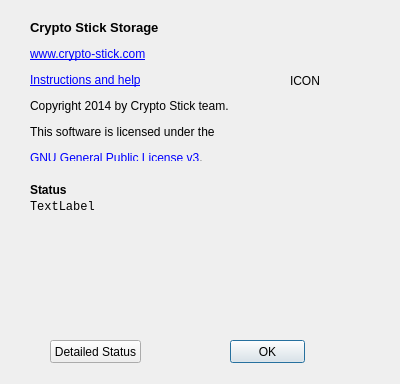
Above: aboutdialog.ui from Nitrokey/nitrokey-app before the change. Below: the same form after it.
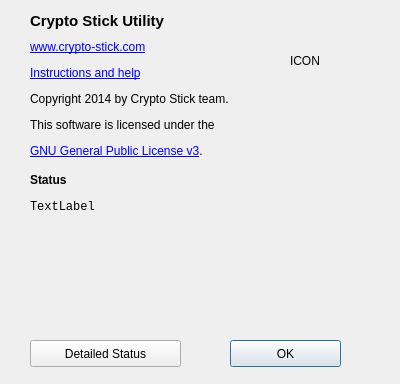
That is the form after the change. Icons and pictures are not drawn.

Diff of the .ui file:
```diff
--- a/aboutdialog.ui
+++ b/aboutdialog.ui
@@ -22,8 +22,8 @@
     <rect>
      <x>230</x>
      <y>340</y>
-     <width>75</width>
-     <height>23</height>
+     <width>111</width>
+     <height>27</height>
     </rect>
    </property>
    <property name="text">
@@ -34,13 +34,13 @@
    <property name="geometry">
     <rect>
      <x>30</x>
-     <y>20</y>
+     <y>40</y>
      <width>321</width>
-     <height>141</height>
+     <height>121</height>
     </rect>
    </property>
    <property name="text">
-    <string>&lt;html&gt;&lt;head/&gt;&lt;body&gt;&lt;p&gt;&lt;span style=&quot; font-size:10pt; font-weight:600;&quot;&gt;Crypto Stick Storage&lt;/span&gt;&lt;/p&gt;&lt;p&gt;&lt;a href=&quot;www.crypto-stick.com&quot;&gt;&lt;span style=&quot; text-decoration: underline; color:#0000ff;&quot;&gt;www.crypto-stick.com&lt;/span&gt;&lt;/a&gt;&lt;/p&gt;&lt;p&gt;&lt;a href=&quot;https://crypto-stick.com/start&quot;&gt;&lt;span style=&quot; text-decoration: underline; color:#0000ff;&quot;&gt;Instructions and help&lt;/span&gt;&lt;/a&gt;&lt;/p&gt;&lt;p&gt;Copyright 2014 by Crypto Stick team. &lt;/p&gt;&lt;p&gt;This software is licensed under the&lt;/p&gt;&lt;p&gt;&lt;a href=&quot;http://www.gnu.org/licenses/&quot;&gt;&lt;span style=&quot; text-decoration: underline; color:#0000ff;&quot;&gt;GNU General Public License v3&lt;/span&gt;&lt;/a&gt;.&lt;/p&gt;&lt;/body&gt;&lt;/html&gt;</string>
+    <string>&lt;html&gt;&lt;head/&gt;&lt;body&gt;&lt;p&gt;&lt;a href=&quot;www.crypto-stick.com&quot;&gt;&lt;span style=&quot; text-decoration: underline; color:#0000ff;&quot;&gt;www.crypto-stick.com&lt;/span&gt;&lt;/a&gt;&lt;/p&gt;&lt;p&gt;&lt;a href=&quot;https://crypto-stick.com/start&quot;&gt;&lt;span style=&quot; text-decoration: underline; color:#0000ff;&quot;&gt;Instructions and help&lt;/span&gt;&lt;/a&gt;&lt;/p&gt;&lt;p&gt;Copyright 2014 by Crypto Stick team. &lt;/p&gt;&lt;p&gt;This software is licensed under the&lt;/p&gt;&lt;p&gt;&lt;a href=&quot;http://www.gnu.org/licenses/&quot;&gt;&lt;span style=&quot; text-decoration: underline; color:#0000ff;&quot;&gt;GNU General Public License v3&lt;/span&gt;&lt;/a&gt;.&lt;/p&gt;&lt;/body&gt;&lt;/html&gt;</string>
    </property>
    <property name="alignment">
     <set>Qt::AlignLeading|Qt::AlignLeft|Qt::AlignTop</set>
@@ -82,10 +82,10 @@
   <widget class="QPushButton" name="ButtonStickStatus">
    <property name="geometry">
     <rect>
-     <x>50</x>
+     <x>30</x>
      <y>340</y>
-     <width>91</width>
-     <height>23</height>
+     <width>151</width>
+     <height>27</height>
     </rect>
    </property>
    <property name="text">
@@ -96,7 +96,7 @@
    <property name="geometry">
     <rect>
      <x>290</x>
-     <y>40</y>
+     <y>20</y>
      <width>81</width>
      <height>81</height>
     </rect>
@@ -109,7 +109,7 @@
    <property name="geometry">
     <rect>
      <x>30</x>
-     <y>180</y>
+     <y>170</y>
      <width>111</width>
      <height>20</height>
     </rect>
@@ -125,6 +125,26 @@
     <string>Status</string>
    </property>
   </widget>
+  <widget class="QLabel" name="HeaderLabel">
+   <property name="geometry">
+    <rect>
+     <x>30</x>
+     <y>10</y>
+     <width>311</width>
+     <height>21</height>
+    </rect>
+   </property>
+   <property name="font">
+    <font>
+     <pointsize>11</pointsize>
+     <weight>75</weight>
+     <bold>true</bold>
+    </font>
+   </property>
+   <property name="text">
+    <string>Crypto Stick Utility</string>
+   </property>
+  </widget>
  </widget>
  <resources>
   <include location="resources.qrc"/>
```
